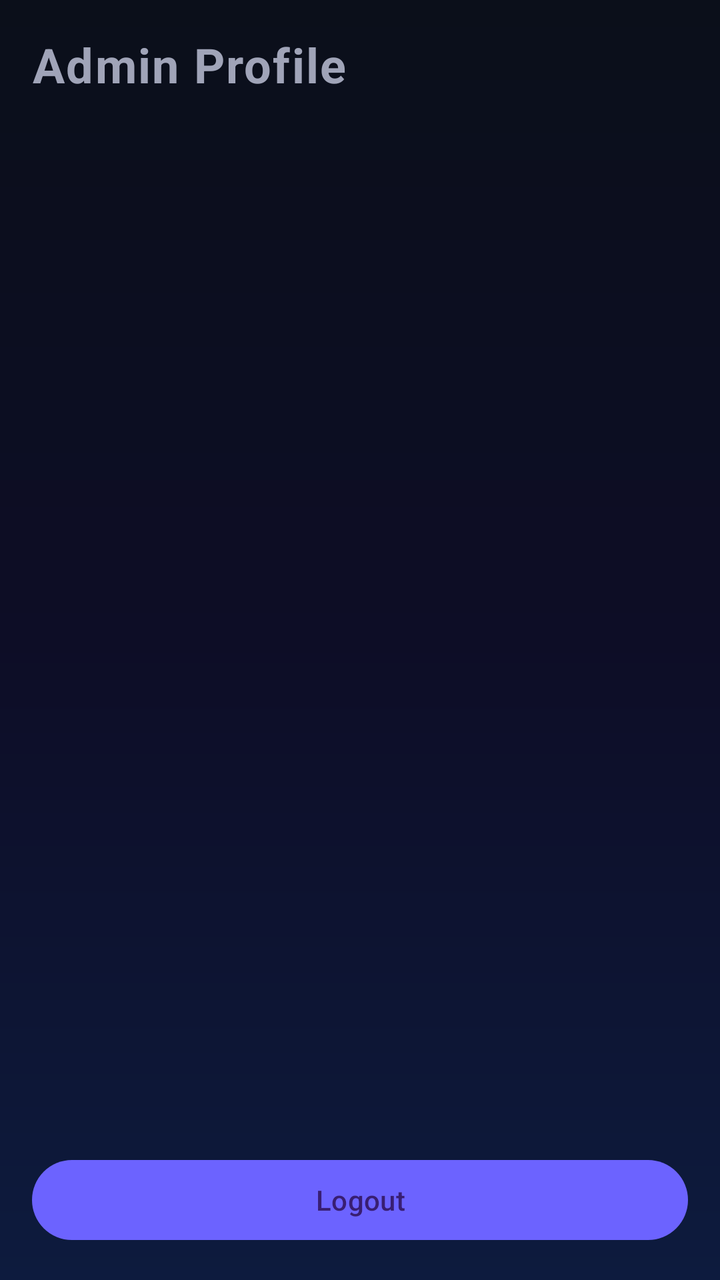
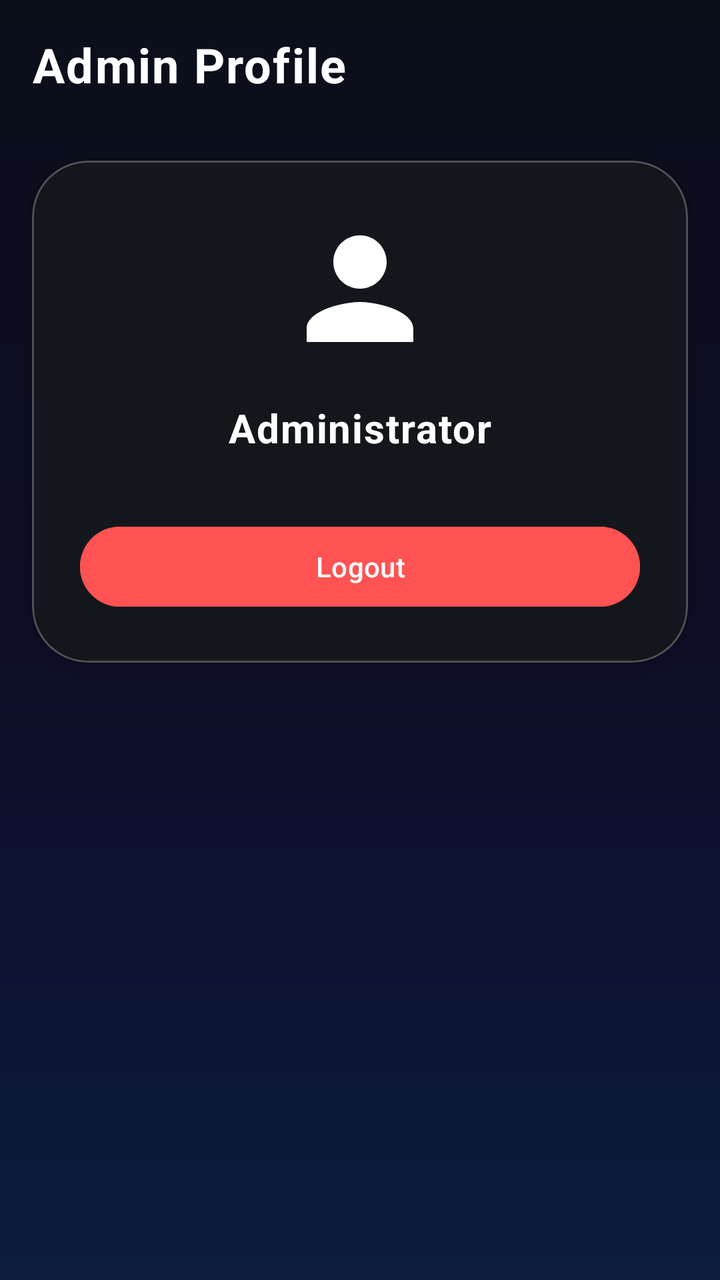

An Android layout rendered at two revisions. The XML below is the earlier revision; the diff shows what the commit changed to produce the second picture.
<!-- AndroidManifest.xml: application theme Theme.FixIt_v2 -->
<!-- res/layout/fragment_admin_profile.xml -->
<?xml version="1.0" encoding="utf-8"?>
<RelativeLayout xmlns:android="http://schemas.android.com/apk/res/android"
    android:layout_width="match_parent"
    android:layout_height="match_parent"
    android:padding="16dp">

    <TextView
        android:id="@+id/textViewAdminProfileTitle"
        android:layout_width="wrap_content"
        android:layout_height="wrap_content"
        android:text="Admin Profile"
        android:textSize="24sp"
        android:textStyle="bold" />

    <Button
        android:id="@+id/buttonAdminLogout"
        android:layout_width="match_parent"
        android:layout_height="wrap_content"
        android:layout_alignParentBottom="true"
        android:text="Logout" />

</RelativeLayout>
<!-- resources referenced by this layout -->
<resources>
  <style name="Theme.FixIt_v2" parent="Base.Theme.FixIt_v2" />
  <style name="Base.Theme.FixIt_v2" parent="Theme.Material3.Dark.NoActionBar">
          
          <item name="colorPrimary">@color/primary</item>
          <item name="colorSecondary">@color/secondary</item>
          <item name="android:windowBackground">@drawable/gradient_background</item>
          <item name="android:textViewStyle">@style/Widget.FixIt.TextView</item>
          <item name="alertDialogTheme">@style/AlertDialogTheme</item> 
      </style>
  <color name="primary">#6C63FF</color>
  <color name="secondary">#00E5FF</color>
  <!-- drawable gradient_background (drawable) -->
  <?xml version="1.0" encoding="utf-8"?>
  <shape xmlns:android="http://schemas.android.com/apk/res/android"
      android:shape="rectangle">
      <gradient
          android:type="linear"
          android:angle="-90"
          android:startColor="@color/gradient_start_dark"
          android:centerColor="@color/gradient_center_dark"
          android:endColor="@color/gradient_end_dark" />
  </shape>
  <style name="Widget.FixIt.TextView" parent="Widget.AppCompat.TextView">
          <item name="android:textAppearance">@style/TextAppearance.FixIt.Body</item>
      </style>
  <style name="AlertDialogTheme" parent="ThemeOverlay.Material3.Dark">
          <item name="android:windowBackground">@drawable/glass_card_background</item>
          <item name="colorSurface">@android:color/transparent</item>
          <item name="android:textColorPrimary">@color/text_primary_dark</item>
          <item name="android:textColorSecondary">@color/text_secondary_dark</item>
          <item name="buttonBarPositiveButtonStyle">@style/AlertDialog.Button</item>
          <item name="buttonBarNegativeButtonStyle">@style/AlertDialog.Button</item>
      </style>
  <color name="gradient_start_dark">#0B0F1A</color>
  <color name="gradient_center_dark">#0D0D26</color>
  <color name="gradient_end_dark">#0D1B3E</color>
  <style name="TextAppearance.FixIt.Body" parent="TextAppearance.MaterialComponents.Body1">
          <item name="android:textColor">@color/text_secondary_dark</item>
          <item name="android:alpha">0.8</item>
      </style>
  <!-- drawable glass_card_background (drawable) -->
  <?xml version="1.0" encoding="utf-8"?>
  <shape xmlns:android="http://schemas.android.com/apk/res/android"
      android:shape="rectangle">
      <solid android:color="@color/card_glass_background"/>
      <corners android:radius="@dimen/corner_radius_large"/>
      <stroke android:width="@dimen/card_stroke_width" android:color="@color/card_glass_stroke"/>
  </shape>
  <color name="text_primary_dark">#FFFFFF</color>
  <color name="text_secondary_dark">#A0A4B8</color>
  <style name="AlertDialog.Button" parent="Widget.Material3.Button.TextButton.Dialog">
          <item name="android:textColor">@color/primary</item>
      </style>
  <color name="card_glass_background">#14FFFFFF</color>
  <dimen name="corner_radius_large">28dp</dimen>
  <dimen name="card_stroke_width">1dp</dimen>
  <color name="card_glass_stroke">#33FFFFFF</color>
</resources>

<!-- the commit's change to res/layout/fragment_admin_profile.xml (unified diff, before → after) -->
@@ -1,22 +1,70 @@
 <?xml version="1.0" encoding="utf-8"?>
-<RelativeLayout xmlns:android="http://schemas.android.com/apk/res/android"
+<androidx.constraintlayout.widget.ConstraintLayout xmlns:android="http://schemas.android.com/apk/res/android"
+    xmlns:app="http://schemas.android.com/apk/res-auto"
+    xmlns:tools="http://schemas.android.com/tools"
     android:layout_width="match_parent"
     android:layout_height="match_parent"
-    android:padding="16dp">
+    tools:context=".fragments.AdminProfileFragment">
 
     <TextView
-        android:id="@+id/textViewAdminProfileTitle"
-        android:layout_width="wrap_content"
+        android:id="@+id/textViewHeader"
+        android:layout_width="match_parent"
         android:layout_height="wrap_content"
         android:text="Admin Profile"
+        android:textColor="@color/white"
         android:textSize="24sp"
-        android:textStyle="bold" />
+        android:textStyle="bold"
+        android:padding="16dp"
+        app:layout_constraintTop_toTopOf="parent"
+        app:layout_constraintStart_toStartOf="parent"
+        app:layout_constraintEnd_toEndOf="parent"/>
 
-    <Button
-        android:id="@+id/buttonAdminLogout"
+    <com.google.android.material.card.MaterialCardView
         android:layout_width="match_parent"
         android:layout_height="wrap_content"
-        android:layout_alignParentBottom="true"
-        android:text="Logout" />
+        android:layout_margin="16dp"
+        style="@style/Widget.FixIt.CardView.Glass"
+        app:cardBackgroundColor="@color/bottom_nav_background"
+        app:strokeColor="#40FFFFFF"
+        app:strokeWidth="1dp"
+        app:layout_constraintTop_toBottomOf="@+id/textViewHeader"
+        app:layout_constraintStart_toStartOf="parent"
+        app:layout_constraintEnd_toEndOf="parent">
 
-</RelativeLayout>
+        <LinearLayout
+            android:layout_width="match_parent"
+            android:layout_height="wrap_content"
+            android:orientation="vertical"
+            android:padding="24dp">
+
+            <ImageView
+                android:layout_width="80dp"
+                android:layout_height="80dp"
+                android:src="@drawable/ic_default_avatar"
+                android:layout_gravity="center_horizontal"
+                android:layout_marginBottom="16dp"
+                app:tint="@color/white"/>
+
+            <TextView
+                android:layout_width="wrap_content"
+                android:layout_height="wrap_content"
+                android:text="Administrator"
+                android:textColor="@color/white"
+                android:textSize="20sp"
+                android:textStyle="bold"
+                android:layout_gravity="center_horizontal"/>
+
+            <Button
+                android:id="@+id/buttonAdminLogout"
+                android:layout_width="match_parent"
+                android:layout_height="wrap_content"
+                android:layout_marginTop="32dp"
+                android:text="Logout"
+                android:backgroundTint="#FF5252"
+                android:textColor="@color/white"/>
+
+        </LinearLayout>
+
+    </com.google.android.material.card.MaterialCardView>
+
+</androidx.constraintlayout.widget.ConstraintLayout>
<!-- resource entries referenced after the edit -->
@@ -1,6 +1,24 @@
 <!-- resources referenced by this layout -->
 <resources>
+  <color name="bottom_nav_background">#13171B</color>
+  <color name="white">#FFFFFFFF</color>
+  <!-- drawable ic_default_avatar (drawable) -->
+  <vector xmlns:android="http://schemas.android.com/apk/res/android"
+      android:width="24dp"
+      android:height="24dp"
+      android:viewportWidth="24"
+      android:viewportHeight="24">
+    <path
+        android:fillColor="@color/icon_inactive_dark"
+        android:pathData="M12,12c2.21,0 4,-1.79 4,-4s-1.79,-4 -4,-4 -4,1.79 -4,4 1.79,4 4,4zM12,14c-2.67,0 -8,1.34 -8,4v2h16v-2c0,-2.66 -5.33,-4 -8,-4z"/>
+  </vector>
+  <style name="Widget.FixIt.CardView.Glass" parent="Widget.MaterialComponents.CardView">
+          <item name="cardCornerRadius">@dimen/corner_radius_large</item>
+          <item name="cardElevation">4dp</item>
+          <item name="cardBackgroundColor">@android:color/transparent</item> 
+      </style>
   <style name="Theme.FixIt_v2" parent="Base.Theme.FixIt_v2" />
+  <color name="icon_inactive_dark">#70758A</color>
   <style name="Base.Theme.FixIt_v2" parent="Theme.Material3.Dark.NoActionBar">
           
           <item name="colorPrimary">@color/primary</item>
